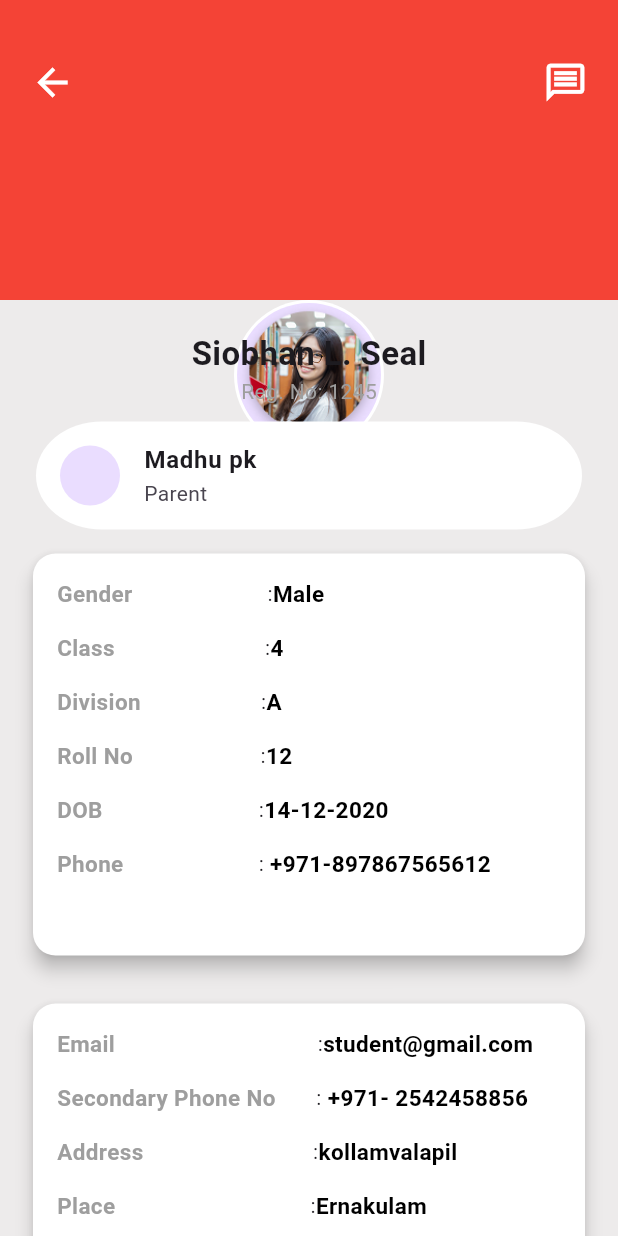
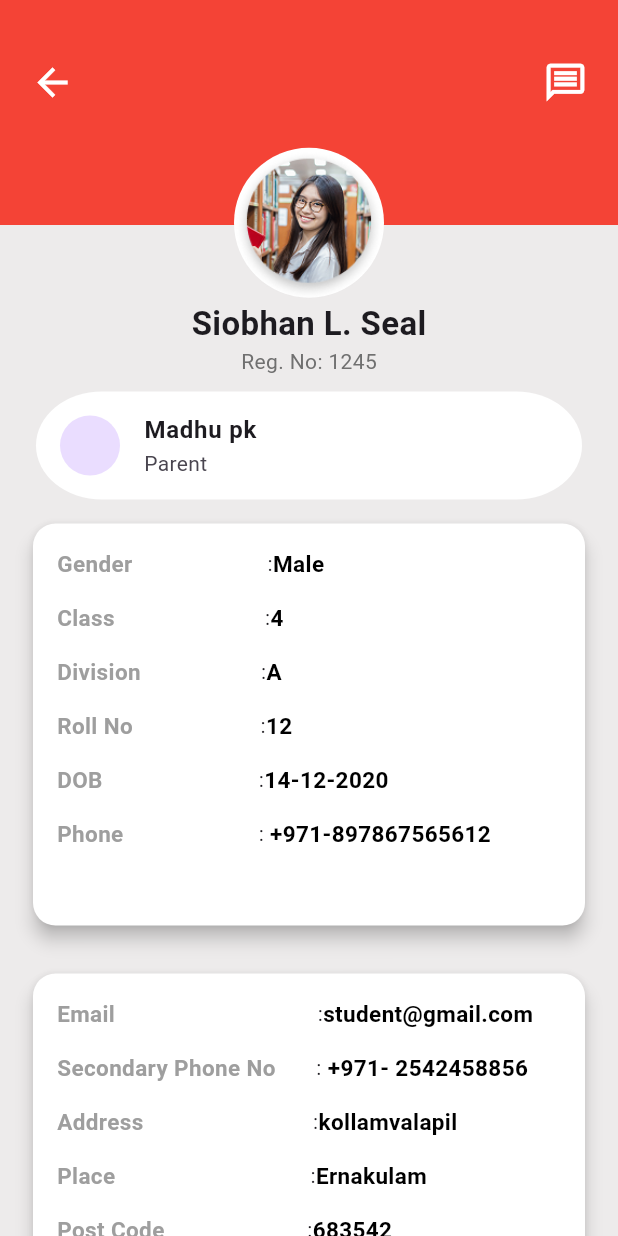
Before and after one commit to anjaleenama/JEETMEET, a Flutter app: the MyProfileScreen screen opened directly, on a phone screen of 412 x 824 dp. Run offline on Flutter 3.47's test engine with Material 3 defaults, Android fonts, the light colour scheme and no system bars.

Commit message:
profile page updated

```diff
--- a/lib/main.dart
+++ b/lib/main.dart
@@ -1,5 +1,6 @@
 import 'package:flutter/material.dart';
-import 'package:jeet_meet/drawyer.dart';
+import 'package:jeet_meet/loginpage.dart';
+import 'package:jeet_meet/profile.dart';
 
 void main() {
   runApp(const MyApp());
@@ -12,7 +13,7 @@ class MyApp extends StatelessWidget {
   @override
   Widget build(BuildContext context) {
     return MaterialApp(
-      home: MyDrawerPage(),
+      home: MyProfileScreen(),
       debugShowCheckedModeBanner: false,
     );
   }
--- a/lib/profile.dart
+++ b/lib/profile.dart
@@ -19,7 +19,7 @@ class _MyProfileScreenState extends State<MyProfileScreen> {
                 clipBehavior: Clip.none,
                 children: [
                   Container(
-                    height: 200,
+                    height: 150,
                     width: double.infinity,
                     decoration: BoxDecoration(
                       color: Colors.red,
@@ -48,27 +48,43 @@ class _MyProfileScreenState extends State<MyProfileScreen> {
                     ),
                   ),
                   Positioned(
-                    bottom: -100,
+                    bottom: -50,
                     left: MediaQuery.of(context).size.width / 2 - 50,
-                    child: CircleAvatar(
-                      radius: 50,
-                      backgroundColor: Colors.white,
-                      child: CircleAvatar(
-                          radius: 48,
-                          backgroundImage:
-                              AssetImage('assets/profileimage.png')),
+                    // child: CircleAvatar(
+                    //   radius: 40,
+                    //   backgroundColor: Colors.white,
+                    child: Container(
+                      decoration: BoxDecoration(
+                        shape: BoxShape.circle,
+                        color: Colors.white,
+                      ),
+                      child: Column(
+                        children: [
+                          SizedBox(
+                            height: 3,
+                          ),
+                          Image.asset(
+                            'assets/profileimage.png',
+                            fit: BoxFit.fill,
+                            width: 100,
+                            height: 100,
+                          ),
+                        ],
+                      ),
                     ),
                   ),
+                  //  ),
                 ],
               ),
-              SizedBox(height: 20),
+              SizedBox(height: 50),
               Text(
                 "Siobhan L. Seal",
                 style: TextStyle(fontSize: 22, fontWeight: FontWeight.bold),
               ),
               Text(
                 "Reg. No: 1245",
-                style: TextStyle(color: Colors.grey),
+                style:
+                    TextStyle(color: const Color.fromARGB(255, 112, 112, 112)),
               ),
               SizedBox(
                 height: 10,
```
Also changed, not shown: 1 other file.
